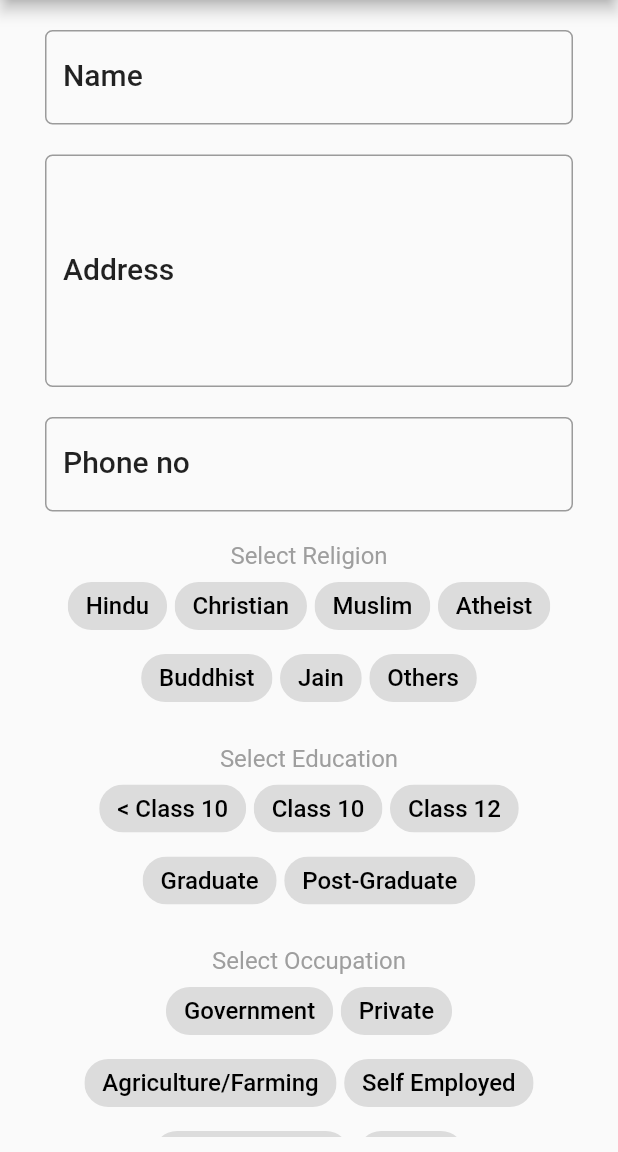
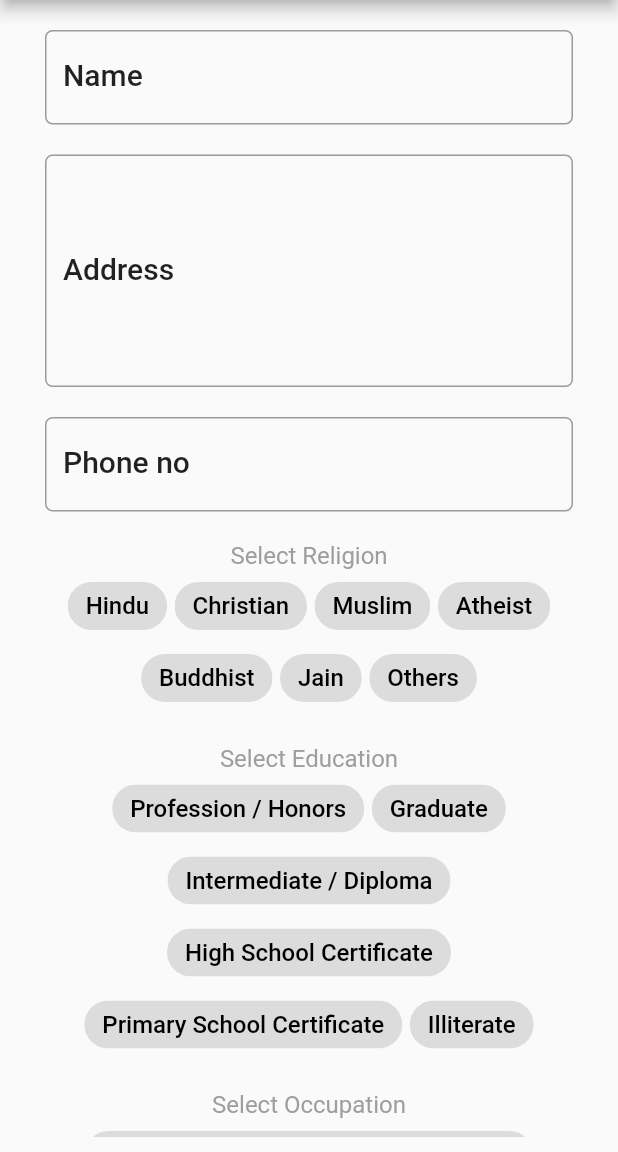
Before and after one commit to ishangh/gmcmanjeri_flutter, a Flutter app: the screen it shows after launch, on a phone screen of 412 x 824 dp, the part 84-1236 px from its top. Run offline on Flutter 3.47's test engine with Material 2 defaults, Android fonts, the phone set to English and light mode, and no system bars.

Commit message:
update people.dart, home.dart

```diff
--- a/lib/models/person.dart
+++ b/lib/models/person.dart
@@ -13,7 +13,32 @@ class Person
   int age = 0;
   int sbp = 0;
   int cholestrol = 0;
+
+  bool isAHTT = false;
+  double ahttMonths = 0.0;
+
+  bool isMenopause = false;
+  bool isPrematureMenopause = false;
+  bool famHistoryOfCADRel = false;
+
+  double height = 0.0;
+  double weight = 0.0;
+  double bmi = 0.0;
+
+  double waistCirc = 0.0;
+  double hipCirc = 0.0;
+
   String color = 'green';
 
   Person(this.id, this.name, this.address, this.phoneno, this.religion, this.occupation, this.education);
+  void updateValues( { bool isM = false, bool isPM = false, bool fhCADRel = false, double ht = 0.0, double wt = 0.0, double bmi = 0.0, double wstC = 0.0, double hipC = 0.0 } ){
+    this.isMenopause = isM;
+    this.isPrematureMenopause = isPM;
+    this.famHistoryOfCADRel = fhCADRel;
+    this.height = ht;
+    this.weight = wt;
+    this.bmi = bmi;
+    this.waistCirc = wstC;
+    this.hipCirc = hipC;
+  }
 }
--- a/lib/screens/home.dart
+++ b/lib/screens/home.dart
@@ -31,20 +31,25 @@ class HomeScreenState extends State<HomeScreen> {
   ];
 
   var occupations = [
-    "Government",
-    "Private",
-    "Agriculture/Farming",
-    "Self Employed",
-    "Manual Labour",
-    "Others"
+    "Legislators, Managers, Senior Officials",
+    "Professionals",
+    "Technicians and Associate Professionals",
+    "Clerks",
+    "Skilled Workers & Shop + Market Sales Workers",
+    "Skilled Agriculture + Fishery Workers",
+    "Craft + Related Trade Workers",
+    "Plant + Machine Operators and Assemblers",
+    "Elementary Occupation",
+    "Unemployed"
   ];
 
   var educationCategories = [
-    "< Class 10",
-    "Class 10",
-    "Class 12",
+    "Profession / Honors",
     "Graduate",
-    "Post-Graduate",
+    "Intermediate / Diploma",
+    "High School Certificate",
+    "Primary School Certificate",
+    "Illiterate"
   ];
 
   TextEditingController nameController = new TextEditingController();
@@ -199,7 +204,7 @@ class HomeScreenState extends State<HomeScreen> {
           child: Builder(
               builder: (context) => RaisedButton(
                     child: Text(
-                      "Enter Medical Details",
+                      "ENTER MEDICAL DETAILS",
                       style: TextStyle(
                           fontWeight: FontWeight.w400,
                           color: Colors.white,
@@ -217,7 +222,8 @@ class HomeScreenState extends State<HomeScreen> {
                           (nameController.text.isNotEmpty) &&
                           (addressController.text.isNotEmpty) &&
                           (phoneController.text.isNotEmpty)) {
-                        Person person = new Person(
+                        if(phoneController.text.length == 10 || ((phoneController.text.length == 12 || phoneController.text.length == 13) && phoneController.text[0] == '+')){
+                          Person person = new Person(
                             id,
                             name,
                             address,
@@ -230,8 +236,12 @@ class HomeScreenState extends State<HomeScreen> {
                           MaterialPageRoute(
                               builder: (context) => MedicalDetails(
                                     person: person,
-                                  )),
-                        );
+                                    )
+                                    ),
+                                  );
+                        } else {
+                          Scaffold.of(context).showSnackBar(SnackBar(content: Text("Invalid Phone Number")));
+                        }
                       } else {
                         Scaffold.of(context).showSnackBar(SnackBar(
                             content:
```
Also changed, not shown: lib/screens/medical.dart (+14 -1 lines).
